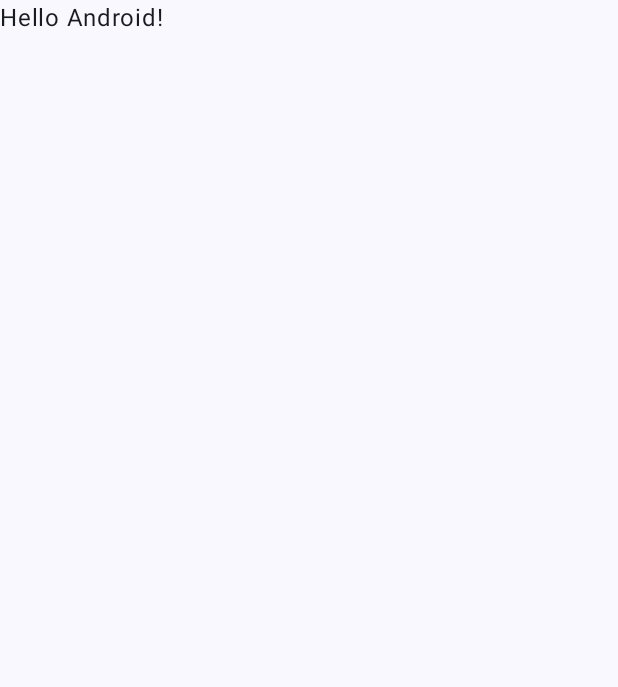
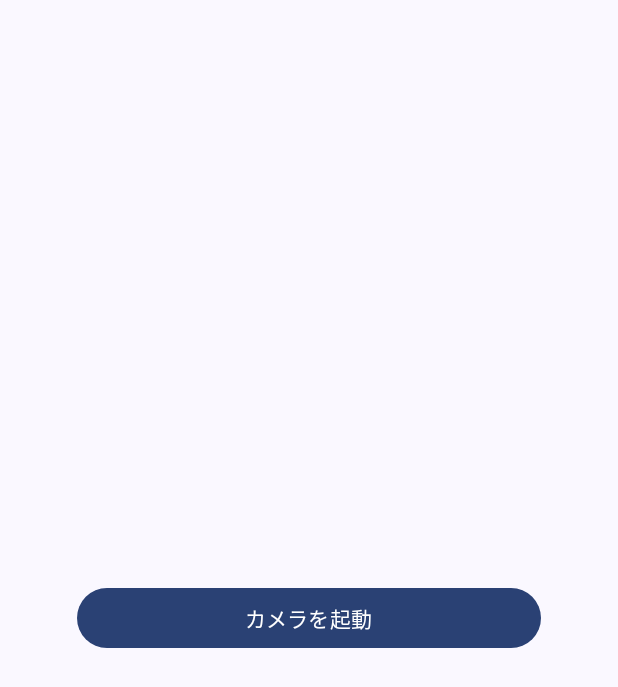
Before and after one commit to lotus-root-monster/bad-camera-application, an Android app built with Jetpack Compose: the screen it shows after launch (MainActivity), on a phone screen of 412 x 824 dp. Before the commit the part shown is almost empty. Shown: the top 687 px of the screen. Run offline under Robolectric (Android 15) with nearby library versions, the phone set to English and light mode, and no system bars; our stand-ins replace Dagger/Hilt's generated code, Navigation 3.

Commit message:
とりあえずMainScreen

```diff
--- a/app/src/main/AndroidManifest.xml
+++ b/app/src/main/AndroidManifest.xml
@@ -3,6 +3,7 @@
     xmlns:tools="http://schemas.android.com/tools">
 
     <application
+        android:name=".CameraApplication"
         android:allowBackup="true"
         android:dataExtractionRules="@xml/data_extraction_rules"
         android:fullBackupContent="@xml/backup_rules"
@@ -12,7 +13,7 @@
         android:supportsRtl="true"
         android:theme="@style/Theme.BadCameraApplication">
         <activity
-            android:name=".MainActivity"
+            android:name=".ui.MainActivity"
             android:exported="true"
             android:label="@string/app_name"
             android:theme="@style/Theme.BadCameraApplication">
--- /dev/null
+++ b/app/src/main/java/com/example/badcameraapplication/CameraApplication.kt
@@ -0,0 +1,8 @@
+package com.example.badcameraapplication
+
+import android.app.Application
+import dagger.hilt.android.AndroidEntryPoint
+import dagger.hilt.android.HiltAndroidApp
+
+@HiltAndroidApp
+class CameraApplication : Application()
--- a/app/src/main/java/com/example/badcameraapplication/MainActivity.kt
+++ b/app/src/main/java/com/example/badcameraapplication/ui/MainActivity.kt
@@ -1,4 +1,4 @@
-package com.example.badcameraapplication
+package com.example.badcameraapplication.ui
 
 import android.os.Bundle
 import androidx.activity.ComponentActivity
@@ -12,36 +12,17 @@ import androidx.compose.runtime.Composable
 import androidx.compose.ui.Modifier
 import androidx.compose.ui.tooling.preview.Preview
 import com.example.badcameraapplication.ui.theme.BadCameraApplicationTheme
+import dagger.hilt.android.AndroidEntryPoint
 
+@AndroidEntryPoint
 class MainActivity : ComponentActivity() {
     override fun onCreate(savedInstanceState: Bundle?) {
         super.onCreate(savedInstanceState)
         enableEdgeToEdge()
         setContent {
             BadCameraApplicationTheme {
-                Scaffold(modifier = Modifier.fillMaxSize()) { innerPadding ->
-                    Greeting(
-                        name = "Android",
-                        modifier = Modifier.padding(innerPadding)
-                    )
-                }
+                MainScreen()
             }
         }
     }
 }
-
-@Composable
-fun Greeting(name: String, modifier: Modifier = Modifier) {
-    Text(
-        text = "Hello $name!",
-        modifier = modifier
-    )
-}
-
-@Preview(showBackground = true)
-@Composable
-fun GreetingPreview() {
-    BadCameraApplicationTheme {
-        Greeting("Android")
-    }
-}
--- /dev/null
+++ b/app/src/main/java/com/example/badcameraapplication/ui/MainScreen.kt
@@ -0,0 +1,67 @@
+package com.example.badcameraapplication.ui
+
+import androidx.compose.foundation.layout.Box
+import androidx.compose.foundation.layout.fillMaxSize
+import androidx.compose.foundation.layout.fillMaxWidth
+import androidx.compose.foundation.layout.padding
+import androidx.compose.material3.Button
+import androidx.compose.material3.Scaffold
+import androidx.compose.material3.Text
+import androidx.compose.runtime.Composable
+import androidx.compose.runtime.mutableStateListOf
+import androidx.compose.runtime.remember
+import androidx.compose.ui.Alignment
+import androidx.compose.ui.Modifier
+import androidx.navigation3.runtime.EntryProviderScope
+import androidx.navigation3.runtime.NavKey
+import androidx.navigation3.runtime.entryProvider
+import androidx.navigation3.ui.NavDisplay
+import com.example.badcameraapplication.ui.camera.CameraNavKey
+import com.example.badcameraapplication.ui.camera.cameraScreen
+import kotlinx.serialization.Serializable
+
+@Composable
+fun MainScreen() {
+    val backStack = remember { mutableStateListOf<NavKey>(RootNavKey) }
+
+    NavDisplay(
+        backStack = backStack,
+        onBack = backStack::removeLast,
+        entryProvider = entryProvider {
+            rootScreen(onLaunchCameraClick = { backStack.add(CameraNavKey) })
+            cameraScreen()
+        }
+    )
+}
+
+@Serializable
+private data object RootNavKey : NavKey
+
+private fun EntryProviderScope<NavKey>.rootScreen(
+    onLaunchCameraClick: () -> Unit,
+) {
+    entry<RootNavKey> {
+        RootScreen(onLaunchCameraClick = onLaunchCameraClick)
+    }
+}
+
+@Composable
+private fun RootScreen(
+    onLaunchCameraClick: () -> Unit,
+) {
+    Scaffold { paddingValues ->
+        Box(
+            modifier = Modifier
+                .fillMaxSize()
+                .padding(paddingValues),
+            contentAlignment = Alignment.Center,
+        ) {
+            Button(
+                onClick = onLaunchCameraClick,
+                modifier = Modifier.fillMaxWidth(0.75f),
+            ) {
+                Text(text = "カメラを起動")
+            }
+        }
+    }
+}
--- /dev/null
+++ b/app/src/main/java/com/example/badcameraapplication/ui/camera/CameraNavigation.kt
@@ -0,0 +1,14 @@
+package com.example.badcameraapplication.ui.camera
+
+import androidx.navigation3.runtime.EntryProviderScope
+import androidx.navigation3.runtime.NavKey
+import kotlinx.serialization.Serializable
+
+@Serializable
+data object CameraNavKey : NavKey
+
+fun EntryProviderScope<NavKey>.cameraScreen() {
+    entry<CameraNavKey> {
+        CameraScreen()
+    }
+}
--- a/build.gradle.kts
+++ b/build.gradle.kts
@@ -5,4 +5,5 @@ plugins {
     alias(libs.plugins.kotlin.compose) apply false
     alias(libs.plugins.jetbrains.kotlin.serialization) apply false
     alias(libs.plugins.ksp) apply false
+    alias(libs.plugins.hilt) apply false
 }
```
Also changed, not shown: app/src/main/java/com/example/badcameraapplication/ui/camera/CameraScreen.kt (added, +19 -0 lines), app/src/main/java/com/example/badcameraapplication/ui/camera/CameraViewModel.kt (added, +10 -0 lines).
